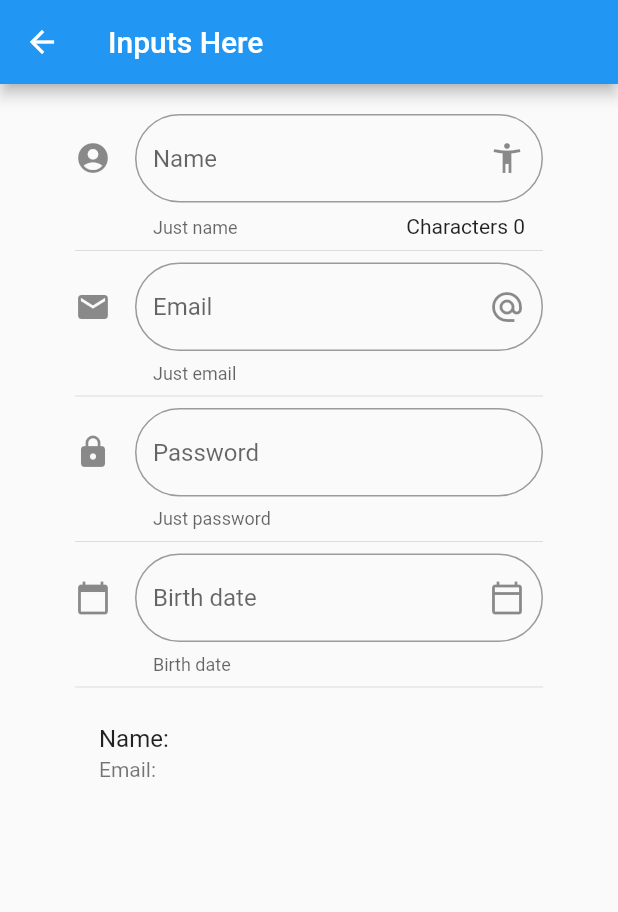
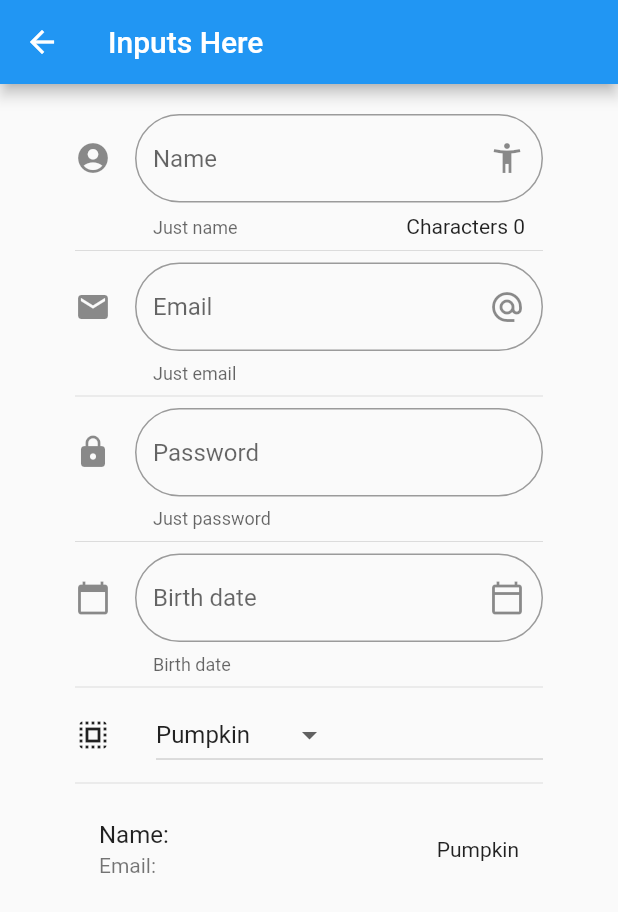
Before and after one commit to Juli15Boy/flutter_testing_components, a Flutter app: the InputPage screen opened by its route, on a phone screen of 412 x 824 dp. Shown: the top 912 px of the screen. Run offline on Flutter 3.47's test engine with Material 2 defaults, Android fonts, the phone set to English and light mode, and no system bars.

Commit message:
Dropdown Component

```diff
--- a/lib/src/pages/input_page.dart
+++ b/lib/src/pages/input_page.dart
@@ -11,6 +11,9 @@ class _InputPageState extends State<InputPage> {
   String _name = '';
   String _email = '';
   String _date = '';
+
+  List<String> _movieObjects = ['Pumpkin', 'Gift', 'Rubber Duck', 'Ghost'];
+  String _selectedOption = 'Pumpkin';
 
   TextEditingController _inputDateFieldController = new TextEditingController();
 
@@ -30,6 +33,8 @@ class _InputPageState extends State<InputPage> {
           _createPasswordField(),
           Divider(),
           _createDateField(context),
+          Divider(),
+          _createDropdown(),
           Divider(),
           _displayValues(),
         ],
@@ -92,13 +97,6 @@ class _InputPageState extends State<InputPage> {
     );
   }
 
-  Widget _displayValues() {
-    return ListTile(
-      title: Text('Name: $_name'),
-      subtitle: Text('Email: $_email'),
-    );
-  }
-
   Widget _createDateField(BuildContext context) {
     return TextField(
       controller: _inputDateFieldController,
@@ -136,4 +134,45 @@ class _InputPageState extends State<InputPage> {
       });
     }
   }
+
+  List<DropdownMenuItem<String>> getDropdownOptions() {
+    List<DropdownMenuItem<String>> list = new List();
+
+    _movieObjects.forEach((obj) {
+      list.add(DropdownMenuItem(
+        child: Text(obj),
+        value: obj,
+      ));
+    });
+
+    return list;
+  }
+
+  Widget _createDropdown() {
+    return Row(
+      children: <Widget>[
+        Icon(Icons.select_all),
+        SizedBox(width: 30.0),
+        Expanded(
+          child: DropdownButton(
+            items: getDropdownOptions(),
+            value: _selectedOption,
+            onChanged: (option) {
+              setState(() {
+                _selectedOption = option;
+              });
+            },
+          ),
+        ),
+      ],
+    );
+  }
+
+  Widget _displayValues() {
+    return ListTile(
+      title: Text('Name: $_name'),
+      subtitle: Text('Email: $_email'),
+      trailing: Text(_selectedOption),
+    );
+  }
 }
```
